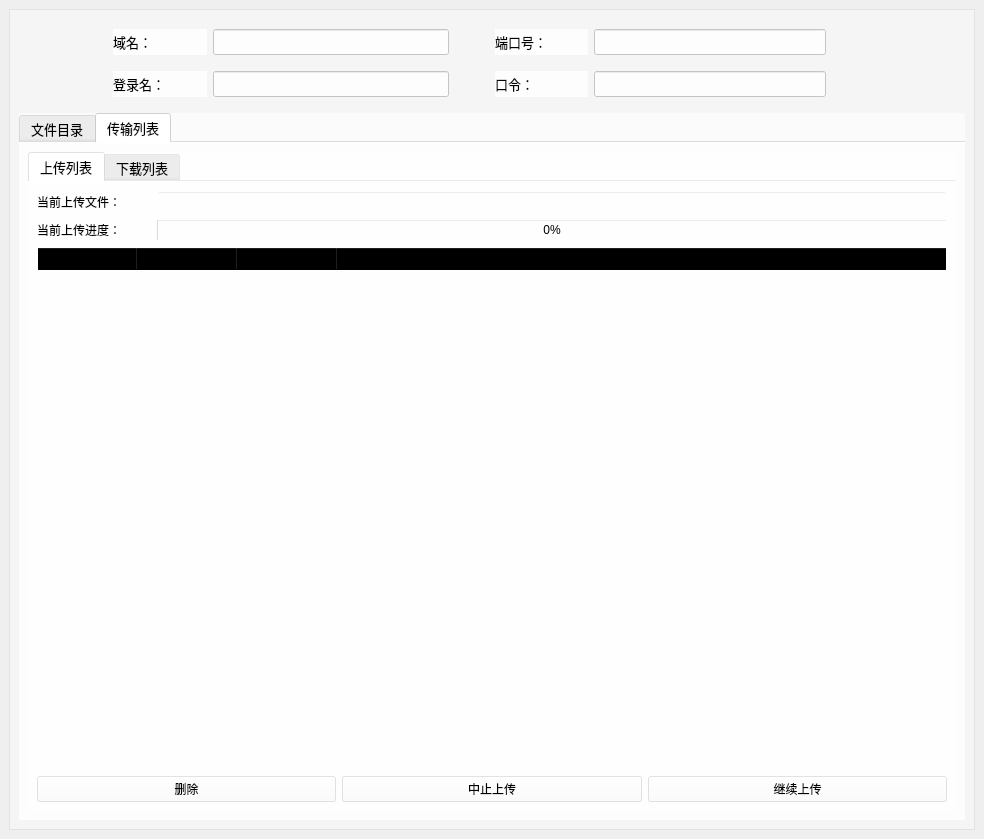
This is STATUS/client.ui in cylqqqcyl/WHU_FTP as Qt 5 draws it before an edit. The edited form follows.
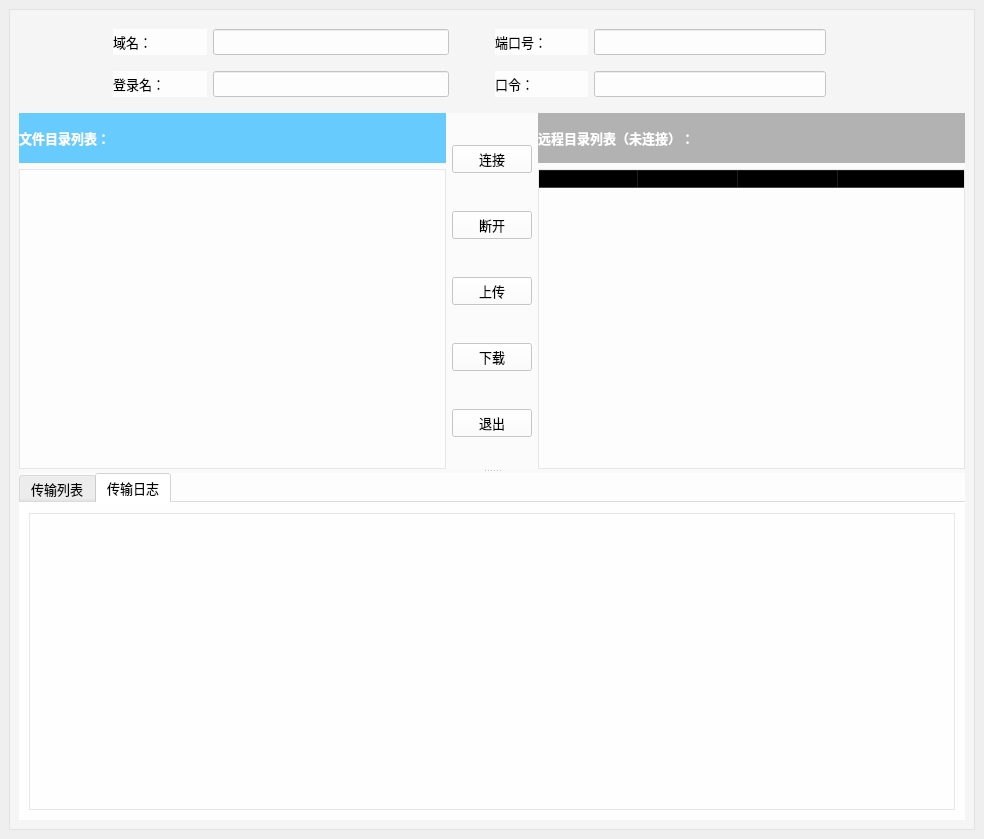
This is the edited form. The open tabs and pages were chosen to show the change. Icons and pictures are not drawn.

Diff of the .ui file:
```diff
--- a/STATUS/client.ui
+++ b/STATUS/client.ui
@@ -41,6 +41,8 @@
       <property name="frameShadow">
        <enum>QFrame::Raised</enum>
       </property>
+      <layout class="QVBoxLayout" name="verticalLayout_10">
+       <item>
       <layout class="QVBoxLayout" name="verticalLayout_3">
        <item>
         <layout class="QHBoxLayout" name="horizontalLayout" stretch="5,5">
@@ -273,51 +275,22 @@
         </layout>
        </item>
        <item>
-        <widget class="QTabWidget" name="tabWidget">
-         <property name="font">
-          <font>
-           <family>微软雅黑</family>
-           <pointsize>10</pointsize>
-          </font>
-         </property>
-         <property name="styleSheet">
-          <string notr="true">background-color: rgba(255, 255, 255, 159);</string>
-         </property>
-         <property name="currentIndex">
-          <number>0</number>
-         </property>
-         <property name="documentMode">
-          <bool>true</bool>
-         </property>
-         <widget class="QWidget" name="tabMain">
-          <property name="font">
-           <font>
-            <family>微软雅黑</family>
-            <pointsize>10</pointsize>
-           </font>
-          </property>
-          <attribute name="title">
-           <string>文件目录</string>
-          </attribute>
-          <layout class="QGridLayout" name="gridLayout_3">
-           <property name="leftMargin">
-            <number>10</number>
-           </property>
-           <property name="topMargin">
-            <number>10</number>
-           </property>
-           <property name="rightMargin">
-            <number>10</number>
-           </property>
-           <property name="bottomMargin">
-            <number>10</number>
-           </property>
-           <item row="0" column="0">
+          <widget class="QSplitter" name="splitter">
+           <property name="orientation">
+            <enum>Qt::Vertical</enum>
+           </property>
+           <widget class="QWidget" name="layoutWidget">
             <layout class="QHBoxLayout" name="horizontalLayout_3" stretch="0,0,0">
              <item>
               <layout class="QVBoxLayout" name="verticalLayout" stretch="0,0">
                <item>
                 <widget class="QLabel" name="clientLbl">
+                 <property name="minimumSize">
+                  <size>
+                   <width>0</width>
+                   <height>50</height>
+                  </size>
+                 </property>
                  <property name="font">
                   <font>
                    <family>微软雅黑</family>
@@ -340,6 +313,12 @@
                </item>
                <item>
                 <widget class="QTreeView" name="treeView">
+                 <property name="minimumSize">
+                  <size>
+                   <width>0</width>
+                   <height>300</height>
+                  </size>
+                 </property>
                  <property name="styleSheet">
                   <string notr="true">background-color: rgba(255, 255, 255, 100);</string>
                  </property>
@@ -468,6 +447,12 @@
               <layout class="QVBoxLayout" name="verticalLayout_4" stretch="0,0">
                <item>
                 <widget class="QLabel" name="serverLbl">
+                 <property name="minimumSize">
+                  <size>
+                   <width>0</width>
+                   <height>50</height>
+                  </size>
+                 </property>
                  <property name="font">
                   <font>
                    <family>微软雅黑</family>
@@ -490,6 +475,12 @@
                </item>
                <item>
                 <widget class="QTableWidget" name="tableWidget">
+                 <property name="minimumSize">
+                  <size>
+                   <width>0</width>
+                   <height>300</height>
+                  </size>
+                 </property>
                  <property name="styleSheet">
                   <string notr="true">background-color: rgba(255, 255, 255, 100);</string>
                  </property>
@@ -533,9 +524,23 @@
               </layout>
              </item>
             </layout>
-           </item>
-          </layout>
-         </widget>
+           </widget>
+           <widget class="QTabWidget" name="tabWidget">
+            <property name="font">
+             <font>
+              <family>微软雅黑</family>
+              <pointsize>10</pointsize>
+             </font>
+            </property>
+            <property name="styleSheet">
+             <string notr="true">background-color: rgba(255, 255, 255, 159);</string>
+            </property>
+            <property name="currentIndex">
+             <number>0</number>
+            </property>
+            <property name="documentMode">
+             <bool>true</bool>
+            </property>
          <widget class="QWidget" name="tabTrans">
           <attribute name="title">
            <string>传输列表</string>
@@ -850,7 +855,42 @@
            </item>
           </layout>
          </widget>
-        </widget>
+            <widget class="QWidget" name="tabLog">
+             <property name="font">
+              <font>
+               <family>微软雅黑</family>
+               <pointsize>10</pointsize>
+              </font>
+             </property>
+             <attribute name="title">
+              <string>传输日志</string>
+             </attribute>
+             <layout class="QGridLayout" name="gridLayout_3">
+              <property name="leftMargin">
+               <number>10</number>
+              </property>
+              <property name="topMargin">
+               <number>10</number>
+              </property>
+              <property name="rightMargin">
+               <number>10</number>
+              </property>
+              <property name="bottomMargin">
+               <number>10</number>
+              </property>
+              <item row="0" column="0">
+               <widget class="QTextBrowser" name="textBrowser">
+                <property name="styleSheet">
+                 <string notr="true">background-color: rgba(255, 255, 255, 100);</string>
+                </property>
+               </widget>
+              </item>
+             </layout>
+            </widget>
+           </widget>
+          </widget>
+         </item>
+        </layout>
        </item>
       </layout>
      </widget>
```
Lines whose indentation alone changed are shown as unchanged.
